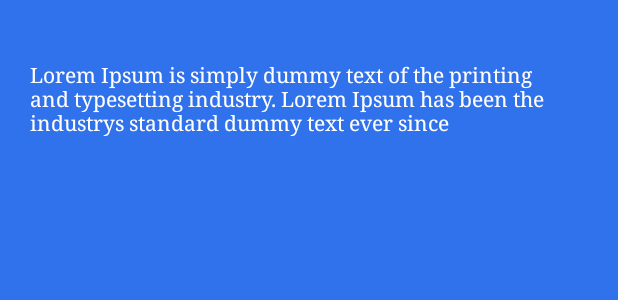
After one commit to shadabmallick/Smart-Can, an Android app: the layout about_us.xml on its own in the app's theme, with its tools: preview values and no code run, on a phone screen of 412 x 824 dp. The commit adds this screen. Shown: the top 300 px of the screen. Run offline under Robolectric (Android 15) with nearby library versions, the phone set to English and light mode, and no system bars.

```diff
--- a/app/build.gradle
+++ b/app/build.gradle
@@ -33,7 +33,8 @@ dependencies {
 
     implementation 'com.android.support:design:28.0.0'
     implementation 'com.github.GrenderG:Toasty:1.2.8'
-
+    implementation 'com.google.zxing:core:3.2.1'
+    implementation 'com.journeyapps:zxing-android-embedded:3.2.0@aar'
     implementation 'de.hdodenhof:circleimageview:3.0.0'
 
 }
--- /dev/null
+++ b/app/src/main/res/layout/about_us.xml
@@ -0,0 +1,14 @@
+<?xml version="1.0" encoding="utf-8"?>
+<RelativeLayout xmlns:android="http://schemas.android.com/apk/res/android"
+    android:layout_width="match_parent"
+    android:layout_height="match_parent"
+    android:background="@color/status_blue">
+    <TextView
+        android:layout_width="wrap_content"
+        android:layout_height="match_parent"
+        android:text="@string/text"
+        android:textColor="@android:color/white"
+        android:padding="20dp"
+        android:layout_marginTop="20dp"/>
+
+</RelativeLayout>
--- /dev/null
+++ b/app/src/main/res/layout/order_details.xml
@@ -0,0 +1,6 @@
+<?xml version="1.0" encoding="utf-8"?>
+<LinearLayout xmlns:android="http://schemas.android.com/apk/res/android"
+    android:layout_width="match_parent"
+    android:layout_height="match_parent">
+
+</LinearLayout>
--- a/app/src/main/res/values/colors.xml
+++ b/app/src/main/res/values/colors.xml
@@ -12,4 +12,6 @@
     <color name="status_green">#48AE23</color>
     <color name="status_blue">#3071EC</color>
     <color name="status_blue2">#3071EC</color>
+    <color name="QRCodeWhiteColor">#ffffff</color>
+    <color name="QRCodeBlackColor">#000000</color>
 </resources>
```
Also changed, not shown: app/src/main/java/com/sketch/smartcan/Activity/Container.java (+4 -12 lines), app/src/main/java/com/sketch/smartcan/Activity/OrderComplain.java (+40 -1 lines), app/src/main/java/com/sketch/smartcan/Fragments/AboutUs.java (added, +50 -0 lines), app/src/main/res/layout/order_complain.xml (+4 -3 lines), app/src/main/res/mipmap-hdpi/qr.png (added).
